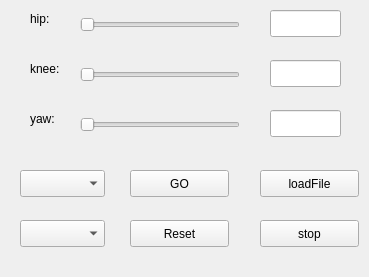
This is dragon_visualization/dragon_data_control/resource/data_control.ui in zz19930617/dragon_visualization as Qt 5 draws it before an edit. The edited form follows.
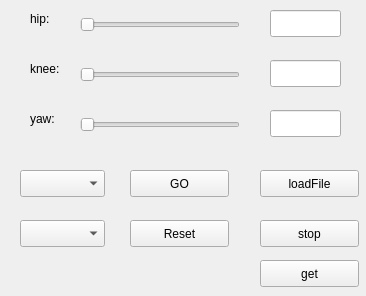
This is the edited form.

Commit message: add get function for dragon_data_control in debug dev

```diff
--- a/dragon_visualization/dragon_data_control/resource/data_control.ui
+++ b/dragon_visualization/dragon_data_control/resource/data_control.ui
@@ -6,8 +6,8 @@
    <rect>
     <x>0</x>
     <y>0</y>
-    <width>369</width>
-    <height>277</height>
+    <width>366</width>
+    <height>296</height>
    </rect>
   </property>
   <property name="windowTitle">
@@ -193,6 +193,19 @@
     <string>stop</string>
    </property>
   </widget>
+  <widget class="QPushButton" name="pushButton_get">
+   <property name="geometry">
+    <rect>
+     <x>260</x>
+     <y>260</y>
+     <width>99</width>
+     <height>27</height>
+    </rect>
+   </property>
+   <property name="text">
+    <string>get</string>
+   </property>
+  </widget>
  </widget>
  <resources/>
  <connections/>
```
The commit also changes 3 other files.
